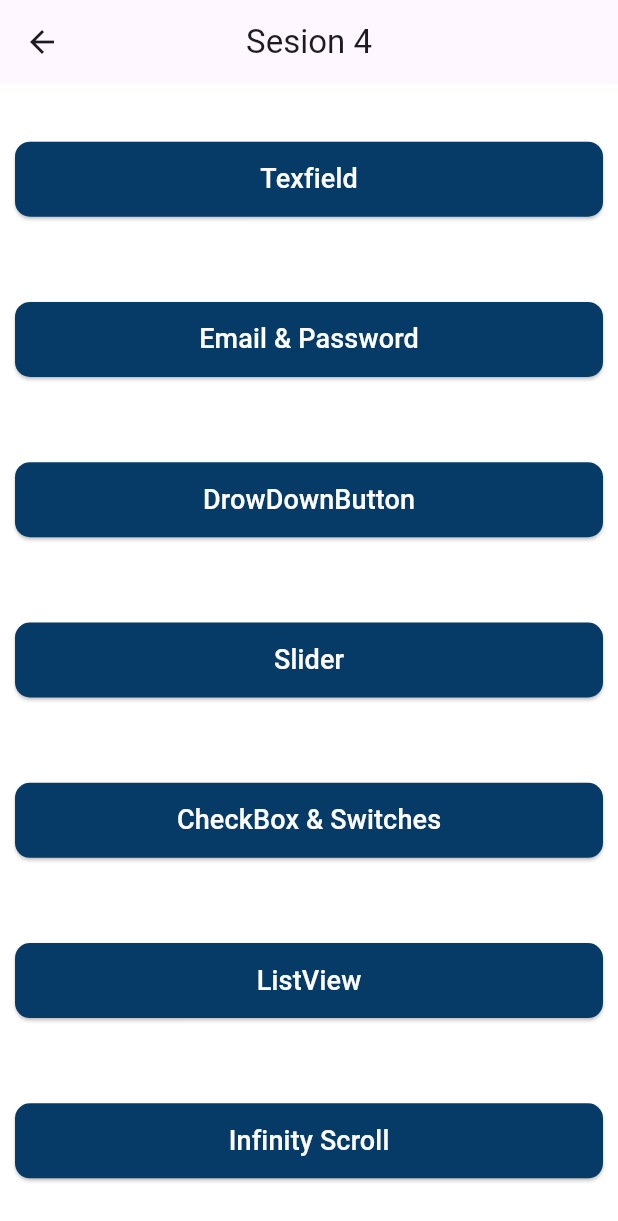
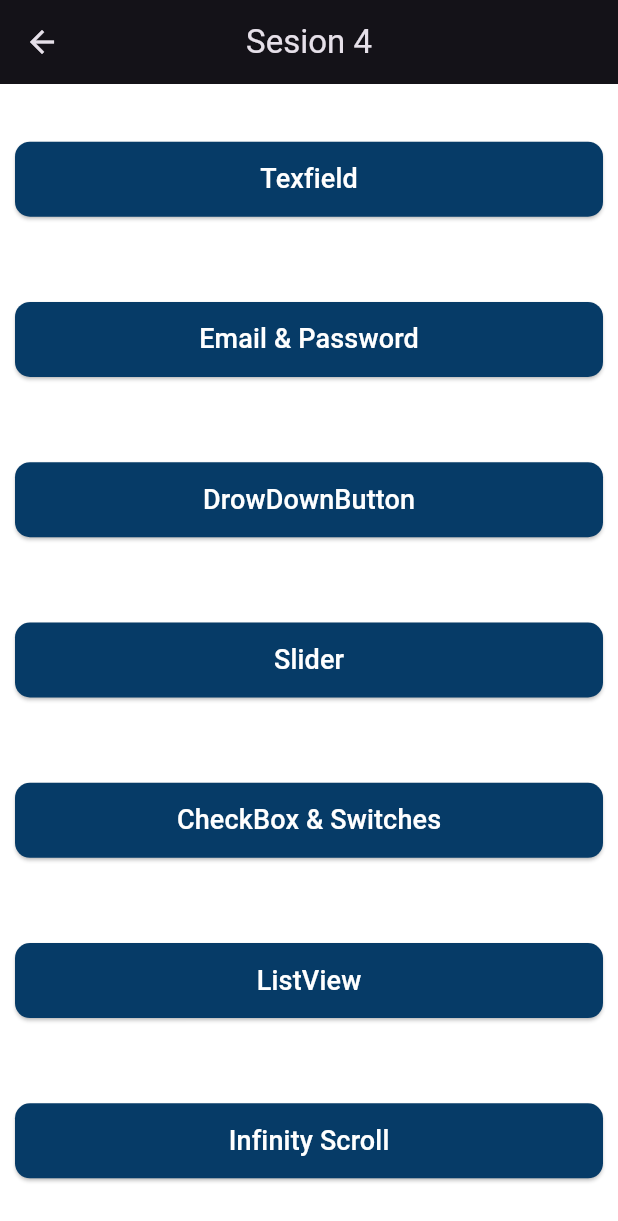
Before and after one commit to Mcfreestyle/widgets, a Flutter app: the screen it shows after launch, after a tap on "Sesion 4", on a phone screen of 412 x 824 dp. Shown: the top 1221 px of the screen. Run offline on Flutter 3.47's test engine with Material 2 defaults, Android fonts, the phone set to English and light mode, and no system bars; our stand-ins replace google_fonts; missing offline and left inert: tiktoklikescroller; network calls fail.

Commit message:
feat: use of dark theme

```diff
--- a/lib/main.dart
+++ b/lib/main.dart
@@ -12,10 +12,17 @@ class MyApp extends StatelessWidget {
     return MaterialApp(
       debugShowCheckedModeBanner: false,
       title: 'Sesiones',
-      theme: ThemeData(
-        useMaterial3: true,
-        primarySwatch: Colors.blue,
+      theme: ThemeData.dark(useMaterial3: true).copyWith(
+        splashColor: Colors.transparent,
+        hoverColor: Colors.transparent,
+        highlightColor: Colors.transparent,
+        primaryColor: Colors.black,
+        scaffoldBackgroundColor: Colors.black,
       ),
+      // theme: ThemeData(
+      //   useMaterial3: true,
+      //   primarySwatch: Colors.blue,
+      // ),
       home: const Menu(),
     );
   }
```
